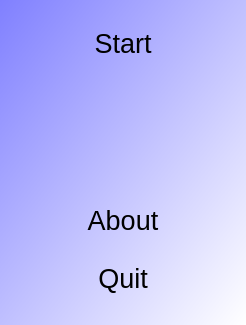
Qt form Games/GameRubiksClock/qtrubiksclockmenudialog.ui (richelbilderbeek/ProjectRichelBilderbeek) before a commit.
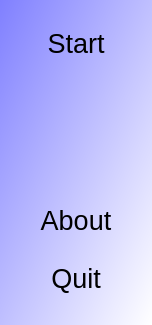
The same form after that commit. Icons and pictures are not drawn.

The edit to the form file:
```diff
--- a/Games/GameRubiksClock/qtrubiksclockmenudialog.ui
+++ b/Games/GameRubiksClock/qtrubiksclockmenudialog.ui
@@ -6,7 +6,7 @@
    <rect>
     <x>0</x>
     <y>0</y>
-    <width>246</width>
+    <width>152</width>
     <height>325</height>
    </rect>
   </property>
```
